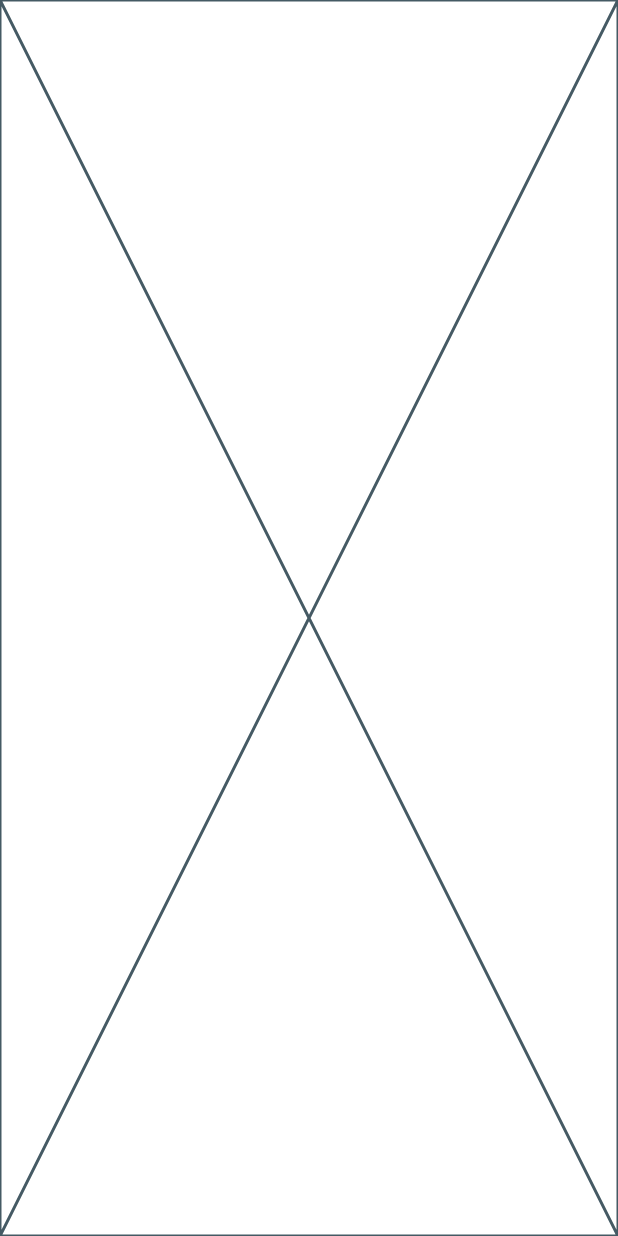
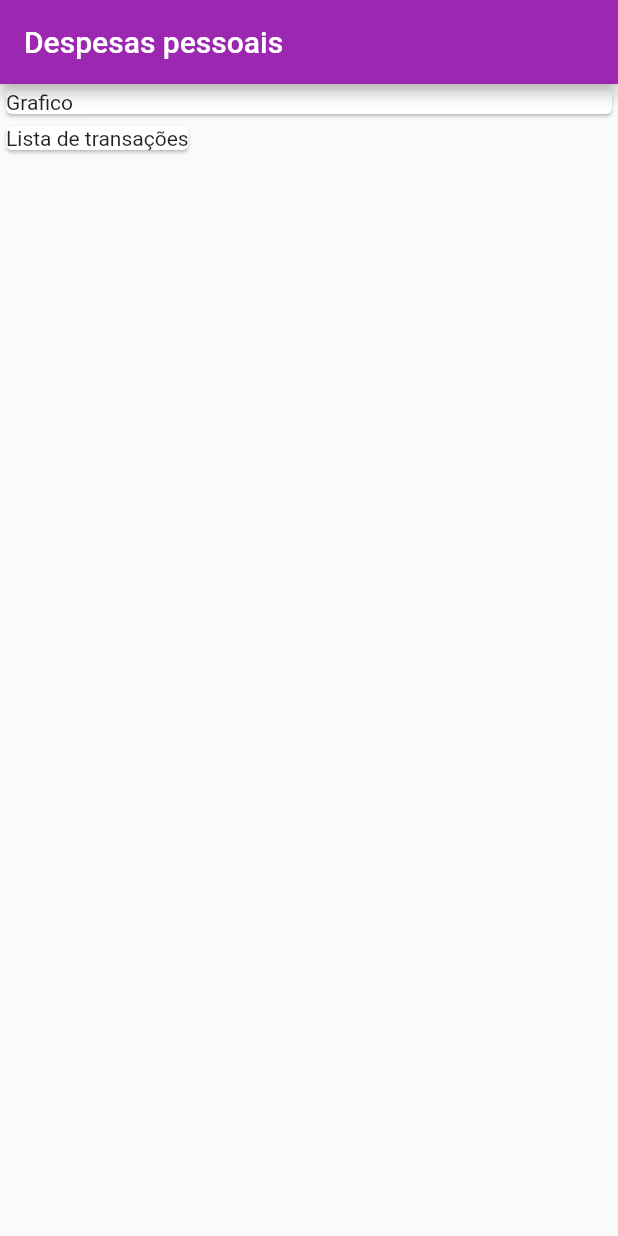
Before and after one commit to marianaoliveira1/DespesasPessoais, a Flutter app: the screen it shows after launch, on a phone screen of 412 x 824 dp. Run offline on Flutter 3.47's test engine with Material 2 defaults, Android fonts, the phone set to English and light mode, and no system bars.

```diff
--- a/lib/main.dart
+++ b/lib/main.dart
@@ -13,6 +13,7 @@ class MyApp extends StatelessWidget {
   Widget build(BuildContext context) {
     return MaterialApp(
       title: 'Despesas',
+      debugShowCheckedModeBanner: false,
       theme: ThemeData(
         // is not restarted.
         primarySwatch: Colors.purple,
--- /dev/null
+++ b/lib/model/transaction.dart
@@ -0,0 +1,13 @@
+class Transaction {
+  final String id;
+  final String title;
+  final double value;
+  final DateTime date;
+
+  Transaction({
+    required this.id,
+    required this.title,
+    required this.value,
+    required this.date,
+  });
+}
--- a/lib/screens/expenses_screen.dart
+++ b/lib/screens/expenses_screen.dart
@@ -1,3 +1,5 @@
+import 'package:expenses/model/transaction.dart';
+import 'package:flutter/material.dart';
 import 'package:flutter/src/widgets/framework.dart';
 import 'package:flutter/src/widgets/placeholder.dart';
 
@@ -6,6 +8,38 @@ class ExpensesScreen extends StatelessWidget {
 
   @override
   Widget build(BuildContext context) {
-    return const Placeholder();
+    final _transactions = [
+      Transaction(
+        id: 't1',
+        title: 'Mouse gamer',
+        value: 60.0,
+        date: DateTime.now(),
+      ),
+      Transaction(
+        id: 't2',
+        title: 'teclado gamer',
+        value: 120.0,
+        date: DateTime.now(),
+      ),
+    ];
+
+    return Scaffold(
+        appBar: AppBar(
+          title: Text('Despesas pessoais'),
+        ),
+        body: Column(
+          crossAxisAlignment: CrossAxisAlignment.start,
+          children: [
+            Container(
+              width: double.infinity,
+              child: Card(
+                child: Text('Grafico'),
+              ),
+            ),
+            Card(
+              child: Text('Lista de transações'),
+            ),
+          ],
+        ));
   }
 }
```
